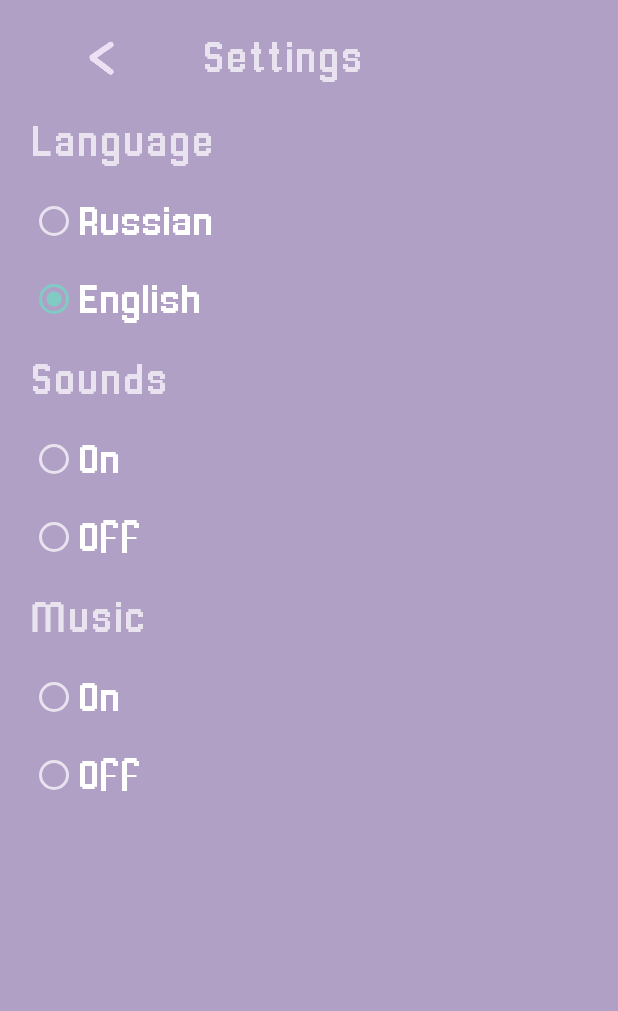
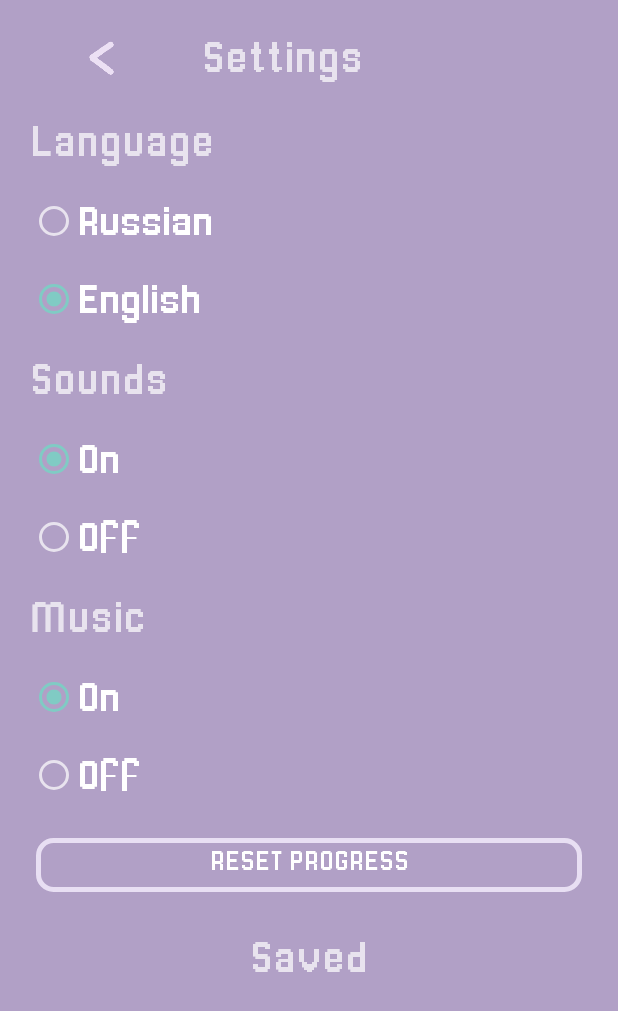
Before and after one commit to RlyTachi/AnimeQuiz, an Android app: the screen it shows after launch (Settings), after a tap on "Settings", on a phone screen of 412 x 824 dp. Shown: the top 1011 px of the screen. Run offline under Robolectric (Android 15) with nearby library versions, the phone set to English and light mode, and no system bars; our stand-ins replace AdMob.

Commit message:
add: sounds
Signed-off-by: RlyTachi <rlytachi@ya.ru>

```diff
--- a/app/src/main/AndroidManifest.xml
+++ b/app/src/main/AndroidManifest.xml
@@ -32,7 +32,6 @@
         <activity
             android:name="com.google.android.gms.ads.AdActivity"
             android:configChanges="keyboard|keyboardHidden|orientation|screenLayout|uiMode|screenSize|smallestScreenSize" />
-
     </application>
 
 </manifest>
--- /dev/null
+++ b/app/src/main/java/com/rlytachi/animequiz/Language.java
@@ -0,0 +1,38 @@
+package com.rlytachi.animequiz;
+
+import android.content.res.Configuration;
+
+import java.util.Locale;
+
+public class Language {
+
+    private static String lang;
+
+    public static void setLang(String lang) {
+        Language.lang = lang;
+    }
+
+    public static String getLang() {
+        return lang;
+    }
+
+    public static Configuration setLocationRu() {
+        Locale localeRu = new Locale("ru");
+        Locale.setDefault(localeRu);
+        Configuration configuration = new Configuration();
+        configuration.locale = localeRu;
+        lang = "ru";
+        return configuration;
+    }
+
+    public static Configuration setLocationEn() {
+        Locale localeEn = new Locale("en");
+        Locale.setDefault(localeEn);
+        Configuration configuration = new Configuration();
+        configuration.locale = localeEn;
+        lang = "en";
+        return configuration;
+    }
+
+    //getBaseContext().getResources().updateConfiguration(configuration, null);
+}
--- a/app/src/main/java/com/rlytachi/animequiz/MainActivity.java
+++ b/app/src/main/java/com/rlytachi/animequiz/MainActivity.java
@@ -6,23 +6,28 @@ import android.annotation.SuppressLint;
 import android.content.Context;
 import android.content.Intent;
 import android.content.SharedPreferences;
-import android.content.res.Configuration;
+import android.media.MediaPlayer;
 import android.os.Bundle;
 import android.view.View;
 import android.widget.ImageView;
 
 import java.util.Locale;
 
+import static com.rlytachi.animequiz.Settings.in;
+import static com.rlytachi.animequiz.Settings.out;
+
 public class MainActivity extends AppCompatActivity implements View.OnClickListener {
 
     public static final String APP_PREFERENCES = "mySettings";
     public static final String APP_PREFERENCES_LANG = "myLanguage";
-    public String lang;
 
     @Override
     protected void onCreate(Bundle savedInstanceState) {
         super.onCreate(savedInstanceState);
         setContentView(R.layout.activity_main);
+
+        in = MediaPlayer.create(this, R.raw.in);
+        out = MediaPlayer.create(this, R.raw.out);
 
         final ImageView settings = findViewById(R.id.settingsView);
         final ImageView start = findViewById(R.id.startView);
@@ -32,23 +37,21 @@ public class MainActivity extends AppCompatActivity implements View.OnClickListe
         share.setOnClickListener(this);
 
         loadAction();
-        if (lang == null) {
-            if (Locale.getDefault().getLanguage().equals("ru")) {
-                setLocationRu();
-            } else {
-                setLocationEn();
-            }
-        } else if (lang.equals("ru")) {
-            setLocationRu();
-        } else {
-            setLocationEn();
-        }
     }
 
     @Override
     protected void onDestroy() {
+        try {
+            System.out.println(Language.getLang());
+            if (Language.getLang().equals("ru")) {
+                getBaseContext().getResources().updateConfiguration(Language.setLocationRu(), null);
+            } else {
+                getBaseContext().getResources().updateConfiguration(Language.setLocationEn(), null);
+            }
+        } catch (Exception ignore) {
+        }
+        saveAction();
         super.onDestroy();
-        saveAction();
     }
 
     @SuppressLint("NonConstantResourceId")
@@ -57,12 +60,18 @@ public class MainActivity extends AppCompatActivity implements View.OnClickListe
 
         switch (v.getId()) {
             case R.id.settingsView:
+                Settings.playSound(in);
+                finish();
                 startActivity(new Intent(this, Settings.class));
                 break;
             case R.id.startView:
+                Settings.playSound(in);
+                finish();
                 startActivity(new Intent(this, Game.class));
                 break;
             case R.id.shareView:
+                Settings.playSound(in);
+                finish();
                 startActivity(new Intent(this, Share.class));
                 break;
 
@@ -72,31 +81,14 @@ public class MainActivity extends AppCompatActivity implements View.OnClickListe
     public void saveAction() {
         SharedPreferences mShared = getSharedPreferences(APP_PREFERENCES, Context.MODE_PRIVATE);
         @SuppressLint("CommitPrefEdits") SharedPreferences.Editor editor = mShared.edit();
-        editor.putString(APP_PREFERENCES_LANG, lang);
+        editor.putString(APP_PREFERENCES_LANG, Language.getLang());
 
         editor.apply();
     }
 
     public void loadAction() {
         SharedPreferences mShared = getSharedPreferences(APP_PREFERENCES, Context.MODE_PRIVATE);
-        lang = mShared.getString(APP_PREFERENCES_LANG, Locale.getDefault().getLanguage());
+        Language.setLang(mShared.getString(APP_PREFERENCES_LANG, Locale.getDefault().getLanguage()));
     }
 
-    public void setLocationRu() {
-        Locale localeRu = new Locale("ru");
-        Locale.setDefault(localeRu);
-        Configuration configuration = new Configuration();
-        configuration.locale = localeRu;
-        getBaseContext().getResources().updateConfiguration(configuration, null);
-        lang = "ru";
-    }
-
-    public void setLocationEn() {
-        Locale localeEn = new Locale("en");
-        Locale.setDefault(localeEn);
-        Configuration configuration = new Configuration();
-        configuration.locale = localeEn;
-        getBaseContext().getResources().updateConfiguration(configuration, null);
-        lang = "en";
-    }
 }
--- a/app/src/main/java/com/rlytachi/animequiz/Score.java
+++ b/app/src/main/java/com/rlytachi/animequiz/Score.java
@@ -17,7 +17,7 @@ public class Score {
     }
 
     public static boolean minusScore(int score) {
-        if (score < Score.score) {
+        if (score <= Score.score) {
             Score.score -= score;
             return true;
         }else return false;
--- a/app/src/main/java/com/rlytachi/animequiz/Settings.java
+++ b/app/src/main/java/com/rlytachi/animequiz/Settings.java
@@ -6,12 +6,22 @@ import android.annotation.SuppressLint;
 import android.content.Context;
 import android.content.Intent;
 import android.content.SharedPreferences;
-import android.content.res.Configuration;
+import android.media.MediaPlayer;
 import android.os.Bundle;
 import android.view.View;
+import android.view.animation.Animation;
+import android.view.animation.AnimationUtils;
+import android.widget.Button;
 import android.widget.ImageView;
 import android.widget.RadioButton;
 import android.widget.RadioGroup;
+import android.widget.TextView;
+
+import com.google.android.gms.ads.AdListener;
+import com.google.android.gms.ads.AdRequest;
+import com.google.android.gms.ads.AdView;
+import com.google.android.gms.ads.InterstitialAd;
+import com.google.android.gms.ads.MobileAds;
 
 import java.util.Locale;
 
@@ -19,12 +29,37 @@ public class Settings extends AppCompatActivity implements View.OnClickListener
 
     public static final String APP_PREFERENCES = "mySettings";
     public static final String APP_PREFERENCES_LANG = "myLanguage";
-    public String lang;
+    public static final String APP_PREFERENCES_SOUNDS = "Sounds";
+    public static final String APP_PREFERENCES_MUSIC = "Music";
+    public InterstitialAd interstitialAd;
+    private static boolean sounds = true;
+    private static boolean music = true;
+    public static MediaPlayer in, out;
 
     @Override
     protected void onCreate(Bundle savedInstanceState) {
         super.onCreate(savedInstanceState);
         setContentView(R.layout.activity_settings);
+
+        MobileAds.initialize(this, "ca-app-pub-7217958397153183~4133073169");
+        AdView adView = findViewById(R.id.adView);
+        AdRequest adRequest = new AdRequest.Builder().build();
+        adView.loadAd(adRequest);
+
+        interstitialAd = new InterstitialAd(this);
+        interstitialAd.setAdUnitId("ca-app-pub-7217958397153183/4052170352");
+        interstitialAd.loadAd(adRequest);
+
+        interstitialAd.setAdListener(new AdListener() {
+            @Override
+            public void onAdClosed() {
+                super.onAdClosed();
+                startActivity(new Intent(Settings.this, MainActivity.class));
+            }
+        });
+
+        in = MediaPlayer.create(this, R.raw.in);
+        out = MediaPlayer.create(this, R.raw.out);
 
         final ImageView back = findViewById(R.id.settingsBackView);
         final RadioGroup langGroup = findViewById(R.id.langGroup);
@@ -39,45 +74,64 @@ public class Settings extends AppCompatActivity implements View.OnClickListener
         final RadioButton musicBtn1 = findViewById(R.id.musicRadio1);
         final RadioButton musicBtn2 = findViewById(R.id.musicRadio2);
 
+        final Button clearSaveBtn = findViewById(R.id.clearSaveBtn);
+
         langBtn1.setOnClickListener(this);
         langBtn2.setOnClickListener(this);
         soundsBtn1.setOnClickListener(this);
         soundsBtn2.setOnClickListener(this);
         musicBtn1.setOnClickListener(this);
         musicBtn2.setOnClickListener(this);
-
         back.setOnClickListener(this);
+        clearSaveBtn.setOnClickListener(this);
 
         loadAction();
-        System.out.println();
-        if (lang == null) {
-            if (Locale.getDefault().getLanguage().equals("ru")) {
-                langBtn1.setChecked(true);
-                setLocationRu();
-            } else {
-                langBtn2.setChecked(true);
-                setLocationEn();
-            }
-        } else if (lang.equals("ru")) {
+        if (Language.getLang().equals("ru")) {
             langBtn1.setChecked(true);
-            setLocationRu();
+            getBaseContext().getResources().updateConfiguration(Language.setLocationRu(), null);
         } else {
             langBtn2.setChecked(true);
-            setLocationEn();
+            getBaseContext().getResources().updateConfiguration(Language.setLocationEn(), null);
         }
-
+        if (Settings.getSounds()) {
+            soundsBtn1.setChecked(true);
+        } else {
+            soundsBtn2.setChecked(true);
+        }
+        if (Settings.getMusic()) {
+            musicBtn1.setChecked(true);
+        } else {
+            musicBtn2.setChecked(true);
+        }
+        saveAction();
     }
 
     @Override
     protected void onStart() {
         super.onStart();
-        loadAction();
     }
 
     @Override
     protected void onDestroy() {
+        try {
+            System.out.println(Language.getLang());
+            if (Language.getLang().equals("ru")) {
+                getBaseContext().getResources().updateConfiguration(Language.setLocationRu(), null);
+            } else {
+                getBaseContext().getResources().updateConfiguration(Language.setLocationEn(), null);
+            }
+        } catch (Exception ignore) {
+        }
+        saveAction();
         super.onDestroy();
-        saveAction();
+    }
+
+    @Override
+    public void onBackPressed() {
+        super.onBackPressed();
+        playSound(out);
+        finish();
+        startActivity(new Intent(Settings.this, MainActivity.class));
     }
 
     @SuppressLint("NonConstantResourceId")
@@ -86,65 +140,109 @@ public class Settings extends AppCompatActivity implements View.OnClickListener
 
         switch (v.getId()) {
             case R.id.settingsBackView:
+                playSound(out);
+                finish();
                 startActivity(new Intent(Settings.this, MainActivity.class));
+
                 break;
 
             case R.id.langRadio1:
-                setLocationRu();
+                playSound(in);
+                getBaseContext().getResources().updateConfiguration(Language.setLocationRu(), null);
                 saveAction();
                 finish();
                 startActivity(new Intent(Settings.this, Settings.class));
                 break;
             case R.id.langRadio2:
-                setLocationEn();
+                playSound(out);
+                getBaseContext().getResources().updateConfiguration(Language.setLocationEn(), null);
                 saveAction();
                 finish();
                 startActivity(new Intent(Settings.this, Settings.class));
                 break;
             case R.id.soundsRadio1:
-
+                playSound(in);
+                Settings.setSounds(true);
+                Score.addScore(20);
+                saveAction();
                 break;
             case R.id.soundsRadio2:
-
+                playSound(out);
+                Settings.setSounds(false);
+                saveAction();
                 break;
             case R.id.musicRadio1:
-
+                playSound(in);
+                Settings.setMusic(true);
+                saveAction();
                 break;
             case R.id.musicRadio2:
+                playSound(out);
+                Settings.setMusic(false);
+                saveAction();
+                break;
 
+            case R.id.clearSaveBtn:
+                clearSave();
+                playSound(out);
+                if (interstitialAd.isLoaded()) interstitialAd.show();
                 break;
 
         }
     }
 
-    public void setLocationRu() {
-        Locale localeRu = new Locale("ru");
-        Locale.setDefault(localeRu);
-        Configuration configuration = new Configuration();
-        configuration.locale = localeRu;
-        getBaseContext().getResources().updateConfiguration(configuration, null);
-        lang = "ru";
-    }
+    public void saveAction() {
+        Animation animEnd = AnimationUtils.loadAnimation(this, R.anim.anim_end);
+        final TextView settingsStatusView = findViewById(R.id.settingsStatusView);
+        settingsStatusView.setAnimation(animEnd);
+        settingsStatusView.startAnimation(animEnd);
+        settingsStatusView.setVisibility(View.INVISIBLE);
 
-    public void setLocationEn() {
-        Locale localeEn = new Locale("en");
-        Locale.setDefault(localeEn);
-        Configuration configuration = new Configuration();
-        configuration.locale = localeEn;
-        getBaseContext().getResources().updateConfiguration(configuration, null);
-        lang = "en";
-    }
-
-    public void saveAction() {
         SharedPreferences mShared = getSharedPreferences(APP_PREFERENCES, Context.MODE_PRIVATE);
         @SuppressLint("CommitPrefEdits") SharedPreferences.Editor editor = mShared.edit();
-        editor.putString(APP_PREFERENCES_LANG, lang);
+        editor.putString(APP_PREFERENCES_LANG, Language.getLang());
+        editor.putInt(Game.APP_PREFERENCES_GLOBAL_SCORE, Score.getScore());
+        editor.putBoolean(APP_PREFERENCES_SOUNDS, getSounds());
+        editor.putBoolean(APP_PREFERENCES_MUSIC, getMusic());
 
         editor.apply();
     }
 
     public void loadAction() {
         SharedPreferences mShared = getSharedPreferences(APP_PREFERENCES, Context.MODE_PRIVATE);
-        lang = mShared.getString(APP_PREFERENCES_LANG, Locale.getDefault().getLanguage());
+        Language.setLang(mShared.getString(APP_PREFERENCES_LANG, Locale.getDefault().getLanguage()));
+        Settings.setSounds(mShared.getBoolean(APP_PREFERENCES_SOUNDS, Settings.getSounds()));
+        Settings.setMusic(mShared.getBoolean(APP_PREFERENCES_MUSIC, Settings.getMusic()));
+    }
+
+    public void clearSave() {
+        SharedPreferences mShared = getSharedPreferences(APP_PREFERENCES, Context.MODE_PRIVATE);
+        @SuppressLint("CommitPrefEdits") SharedPreferences.Editor editor = mShared.edit();
+        editor.clear();
+        editor.remove(APP_PREFERENCES);
+        editor.apply();
+        saveAction();
+    }
+
+    public static boolean getSounds() {
+        return sounds;
+    }
+
+    public static void setSounds(boolean sounds) {
+        Settings.sounds = sounds;
+    }
+
+    public static boolean getMusic() {
+        return music;
+    }
+
+    public static void setMusic(boolean music) {
+        Settings.music = music;
+    }
+
+    public static void playSound (MediaPlayer player){
+        if (Settings.getSounds()){
+            player.start();
+        }
     }
 }
--- /dev/null
+++ b/app/src/main/res/drawable/btn_2.xml
@@ -0,0 +1,19 @@
+<?xml version="1.0" encoding="utf-8"?>
+<inset xmlns:android="http://schemas.android.com/apk/res/android"
+    android:insetLeft="4dp"
+    android:insetTop="6dp"
+    android:insetRight="4dp"
+    android:insetBottom="6dp">
+    <ripple android:color="?attr/colorControlHighlight">
+        <item>
+            <shape
+                android:shape="rectangle">
+                <corners android:radius="10dp" />
+                <padding android:bottom="6dp" />
+                <stroke
+                    android:width="3dp"
+                    android:color="@color/text" />
+            </shape>
+        </item>
+    </ripple>
+</inset>
--- a/app/src/main/res/layout/activity_settings.xml
+++ b/app/src/main/res/layout/activity_settings.xml
@@ -62,9 +62,9 @@
             android:textSize="28sp" />
 
         <RadioGroup
+            android:id="@+id/langGroup"
             android:layout_width="match_parent"
-            android:layout_height="wrap_content"
-            android:id="@+id/langGroup">
+            android:layout_height="wrap_content">
 
             <RadioButton
                 android:id="@+id/langRadio1"
@@ -100,9 +100,9 @@
             android:textSize="28sp" />
 
         <RadioGroup
+            android:id="@+id/soundsGroup"
             android:layout_width="match_parent"
-            android:layout_height="wrap_content"
-            android:id="@+id/soundsGroup">
+            android:layout_height="wrap_content">
 
             <RadioButton
                 android:id="@+id/soundsRadio1"
@@ -138,9 +138,9 @@
             android:textSize="28sp" />
 
         <RadioGroup
+            android:id="@+id/musicGroup"
             android:layout_width="match_parent"
-            android:layout_height="wrap_content"
-            android:id="@+id/musicGroup">
+            android:layout_height="wrap_content">
 
             <RadioButton
                 android:id="@+id/musicRadio1"
@@ -162,6 +162,18 @@
                 android:textSize="26sp" />
         </RadioGroup>
 
+        <Button
+            android:id="@+id/clearSaveBtn"
+            android:layout_width="match_parent"
+            android:layout_height="wrap_content"
+            android:layout_marginStart="20dp"
+            android:layout_marginEnd="20dp"
+            android:layout_weight="0"
+            android:background="@drawable/btn_2"
+            android:fontFamily="@font/pixel"
+            android:text="@string/clearSave"
+            android:textSize="18sp" />
+
         <TextView
             android:id="@+id/settingsStatusView"
             android:layout_width="wrap_content"
@@ -173,6 +185,19 @@
             android:text="@string/saved"
             android:textSize="28sp"
             android:visibility="invisible" />
+
+        <LinearLayout
+            android:layout_width="match_parent"
+            android:layout_height="50dp">
+
+            <com.google.android.gms.ads.AdView xmlns:ads="http://schemas.android.com/apk/res-auto"
+                android:id="@+id/adView"
+                android:layout_width="match_parent"
+                android:layout_height="wrap_content"
+                ads:adSize="BANNER"
+                ads:adUnitId="ca-app-pub-7217958397153183/7940526044"
+                android:layout_marginBottom="1dp"/>
+        </LinearLayout>
     </LinearLayout>
 
 </androidx.constraintlayout.widget.ConstraintLayout>
--- a/app/src/main/res/values/strings.xml
+++ b/app/src/main/res/values/strings.xml
@@ -15,7 +15,7 @@
     <string name="on">On</string>
     <string name="off">Off</string>
     <string name="saved">Saved</string>
-
+    <string name="clearSave">Reset progress</string>
 
     <string name="characters">Characters</string>
     <string name="locations">Locations</string>
```
Also changed, not shown: app/src/main/java/com/rlytachi/animequiz/Game.java (+74 -2 lines), app/src/main/java/com/rlytachi/animequiz/Share.java (+29 -0 lines), app/src/main/java/com/rlytachi/animequiz/Unlock.java (+29 -0 lines), app/src/main/java/com/rlytachi/animequiz/levels/Characters.java (+57 -6 lines), 3 other files.
